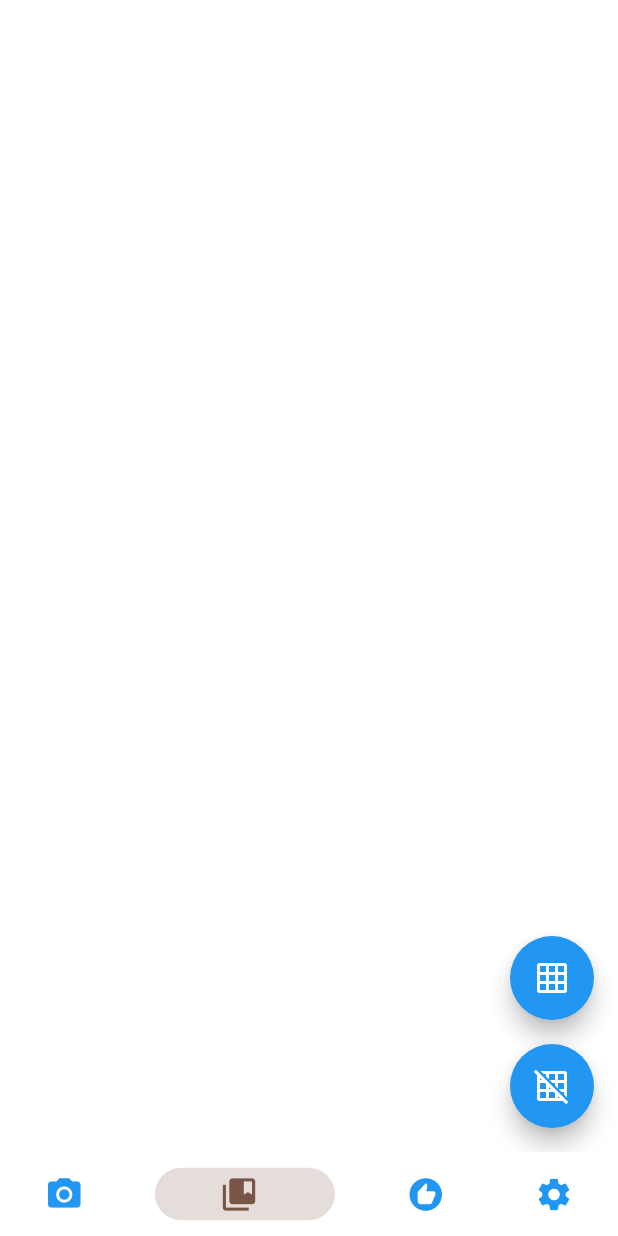
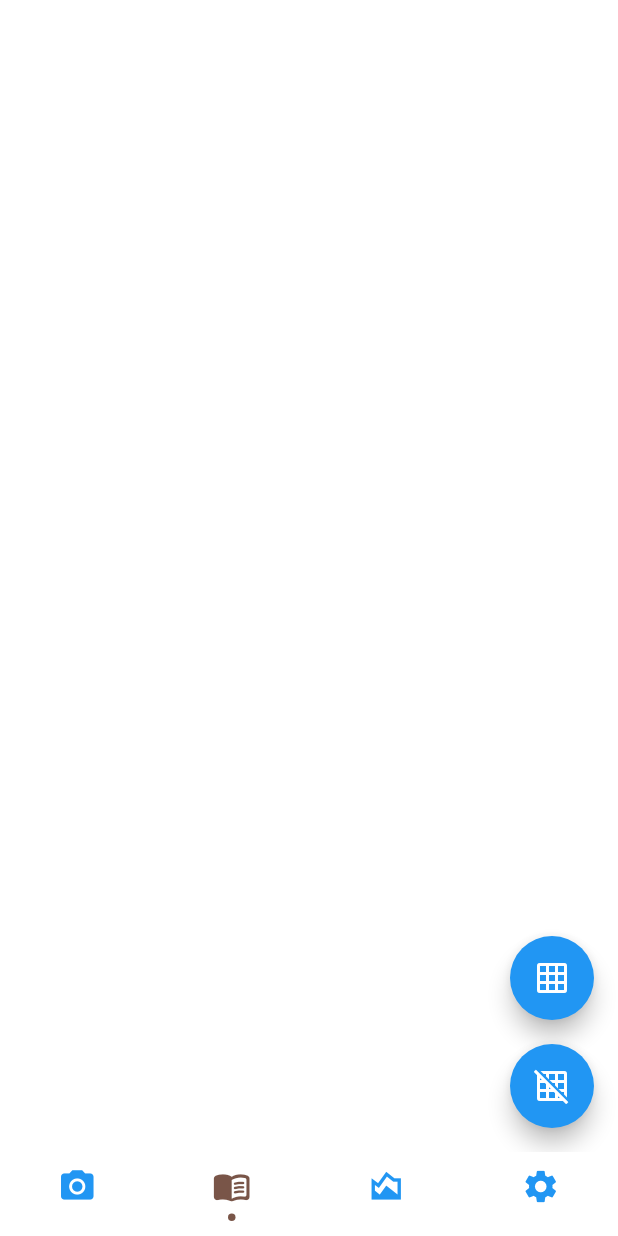
Before and after one commit to marunohiroshi/Book, a Flutter app: the screen it shows after launch, item 2 of the bottom bar chosen, on a phone screen of 412 x 824 dp. Run offline on Flutter 3.47's test engine with Material 2 defaults, Android fonts, the phone set to English and light mode, and no system bars; drawn by our look-alikes of flutter_neumorphic, persistent_bottom_nav_bar; our stand-ins replace drift, flutter_riverpod, fluttertoast, freezed_annotation, go_router; missing offline and left inert: event, flutter_barcode_scanner; accounts and stored records are empty; generated files the repository leaves out were written again.

Commit message:
20220928

```diff
--- a/lib/view/book_shelf_view.dart
+++ b/lib/view/book_shelf_view.dart
@@ -15,6 +15,7 @@ class BookShelf extends ConsumerWidget {
     final viewModel = ref.watch(bookShelfViewModelProvider.notifier);
     final state = ref.watch(bookShelfViewModelProvider);
     _scrollController.addListener(() {});
+    TextEditingController controller = TextEditingController();
     var size = MediaQuery.of(context).size;
     final double itemHeight = (size.height - kToolbarHeight - 24) / 2;
     final double itemWidth = size.width / 2;
@@ -140,7 +141,9 @@ class BookShelf extends ConsumerWidget {
                         );
                       });
                 }
-                return const Text('error');
+                return const Center(
+                  child: Text('本を登録しよう！'),
+                );
               } else {
                 return const CircularProgressIndicator();
               }
--- a/lib/view/main_view.dart
+++ b/lib/view/main_view.dart
@@ -25,6 +25,12 @@ class MainView extends ConsumerWidget {
       backgroundColor: Colors.grey.shade100,
       body: PersistentTabView(
         context,
+        navBarStyle: NavBarStyle.style5,
+        hideNavigationBarWhenKeyboardShows: true,
+        screenTransitionAnimation: const ScreenTransitionAnimation(
+            animateTabTransition: true,
+            duration: Duration(milliseconds: 200),
+            curve: Curves.ease),
         screens: [
           const ScanBook(),
           BookShelf(),
@@ -38,12 +44,12 @@ class MainView extends ConsumerWidget {
             inactiveColorPrimary: Colors.blue,
           ),
           PersistentBottomNavBarItem(
-            icon: const Icon(Icons.collections_bookmark),
+            icon: const Icon(Icons.menu_book_rounded),
             activeColorPrimary: Colors.brown,
             inactiveColorPrimary: Colors.blue,
           ),
           PersistentBottomNavBarItem(
-            icon: const Icon(Icons.recommend),
+            icon: const Icon(Icons.area_chart_outlined),
             activeColorPrimary: Colors.purple,
             inactiveColorPrimary: Colors.blue,
           ),
--- a/lib/viewmodel/scan_book_viewmodel.dart
+++ b/lib/viewmodel/scan_book_viewmodel.dart
@@ -169,4 +169,6 @@ class ScanBookViewModel extends StateNotifier<ScanBookState> {
 
     return book;
   }
+
+  checkNewBook() {}
 }
```
Also changed, not shown: pubspec.lock, 1 other file.
